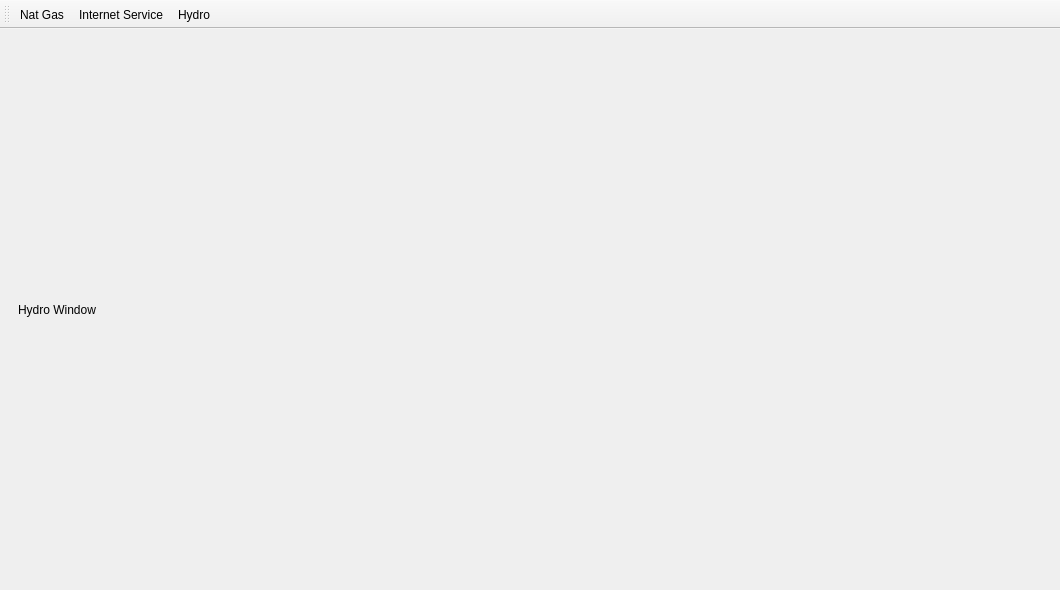
Qt form mainwindow.ui (drakovic23/3400-util) before a commit.
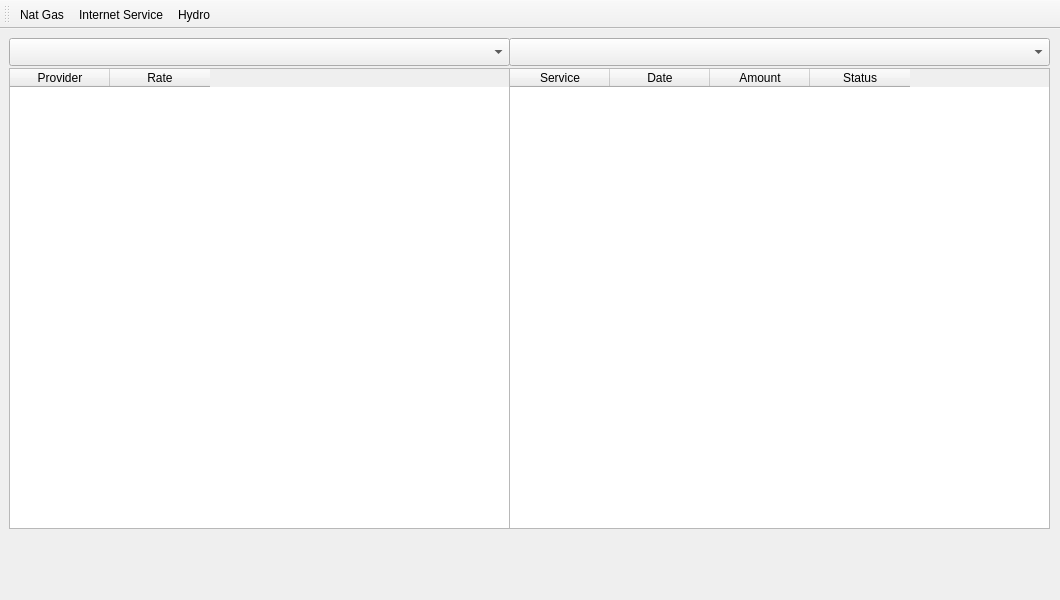
The same form after that commit. The open tabs and pages were chosen to show the change. Icons and pictures are not drawn. Custom widgets are drawn as their Qt base class.

```diff
--- a/mainwindow.ui
+++ b/mainwindow.ui
@@ -7,7 +7,7 @@
     <x>0</x>
     <y>0</y>
     <width>1060</width>
-    <height>590</height>
+    <height>600</height>
    </rect>
   </property>
   <property name="windowTitle">
@@ -18,7 +18,7 @@
     <item>
      <widget class="QStackedWidget" name="stackedWidget">
       <property name="currentIndex">
-       <number>2</number>
+       <number>1</number>
       </property>
       <widget class="QWidget" name="page">
        <layout class="QGridLayout" name="gridLayout">
@@ -32,61 +32,88 @@
        </layout>
       </widget>
       <widget class="QWidget" name="page_2">
-       <layout class="QGridLayout" name="gridLayout_2">
-        <item row="0" column="0">
-         <widget class="QLabel" name="label_2">
-          <property name="text">
-           <string>Hydro Window</string>
-          </property>
-         </widget>
-        </item>
-       </layout>
+       <widget class="QComboBox" name="hydroComboBox">
+        <property name="geometry">
+         <rect>
+          <x>0</x>
+          <y>0</y>
+          <width>501</width>
+          <height>28</height>
+         </rect>
+        </property>
+       </widget>
+       <widget class="QComboBox" name="hydroCustomerBox">
+        <property name="geometry">
+         <rect>
+          <x>500</x>
+          <y>0</y>
+          <width>541</width>
+          <height>28</height>
+         </rect>
+        </property>
+       </widget>
+       <widget class="QTableWidget" name="hydroBillTableWidget">
+        <property name="geometry">
+         <rect>
+          <x>500</x>
+          <y>30</y>
+          <width>541</width>
+          <height>461</height>
+         </rect>
+        </property>
+        <column>
+         <property name="text">
+          <string>Service</string>
+         </property>
+        </column>
+        <column>
+         <property name="text">
+          <string>Date</string>
+         </property>
+        </column>
+        <column>
+         <property name="text">
+          <string>Amount</string>
+         </property>
+        </column>
+        <column>
+         <property name="text">
+          <string>Status</string>
+         </property>
+        </column>
+       </widget>
+       <widget class="QTableWidget" name="hydroTableWidget">
+        <property name="geometry">
+         <rect>
+          <x>0</x>
+          <y>30</y>
+          <width>501</width>
+          <height>461</height>
+         </rect>
+        </property>
+        <column>
+         <property name="text">
+          <string>Provider</string>
+         </property>
+        </column>
+        <column>
+         <property name="text">
+          <string>Rate</string>
+         </property>
+        </column>
+       </widget>
       </widget>
       <widget class="QWidget" name="page_3">
        <layout class="QGridLayout" name="gridLayout_3">
-        <item row="4" column="0" colspan="2">
-         <widget class="QTableWidget" name="inetTableWidget"/>
-        </item>
         <item row="0" column="0">
-         <widget class="QLabel" name="inetServiceLabel">
-          <property name="sizePolicy">
-           <sizepolicy hsizetype="Preferred" vsizetype="Fixed">
-            <horstretch>0</horstretch>
-            <verstretch>0</verstretch>
-           </sizepolicy>
-          </property>
-          <property name="frameShape">
-           <enum>QFrame::Shape::NoFrame</enum>
-          </property>
-          <property name="frameShadow">
-           <enum>QFrame::Shadow::Plain</enum>
-          </property>
-          <property name="text">
-           <string>Select a Service:</string>
-          </property>
-          <property name="textFormat">
-           <enum>Qt::TextFormat::AutoText</enum>
-          </property>
-          <property name="alignment">
-           <set>Qt::AlignmentFlag::AlignRight|Qt::AlignmentFlag::AlignTrailing|Qt::AlignmentFlag::AlignVCenter</set>
-          </property>
-         </widget>
-        </item>
-        <item row="0" column="2">
          <widget class="QComboBox" name="inetComboBox">
-          <property name="sizePolicy">
-           <sizepolicy hsizetype="Expanding" vsizetype="Fixed">
-            <horstretch>0</horstretch>
-            <verstretch>0</verstretch>
-           </sizepolicy>
-          </property>
           <property name="placeholderText">
            <string>Select a service</string>
           </property>
          </widget>
         </item>
-        <item row="4" column="2">
-         <widget class="QChartView" name="iNetChartView" native="true"/>
+        <item row="1" column="0">
+         <widget class="QTableWidget" name="inetTableWidget"/>
         </item>
        </layout>
       </widget>
@@ -154,14 +181,6 @@
    </property>
   </action>
  </widget>
- <customwidgets>
-  <customwidget>
-   <class>QChartView</class>
-   <extends>QWidget</extends>
-   <header>QtCharts/QChartView</header>
-   <container>1</container>
-  </customwidget>
- </customwidgets>
  <resources>
   <include location="resources.qrc"/>
  </resources>
```
Left out of the diff: 1 changed line with no effect on the pictures.
